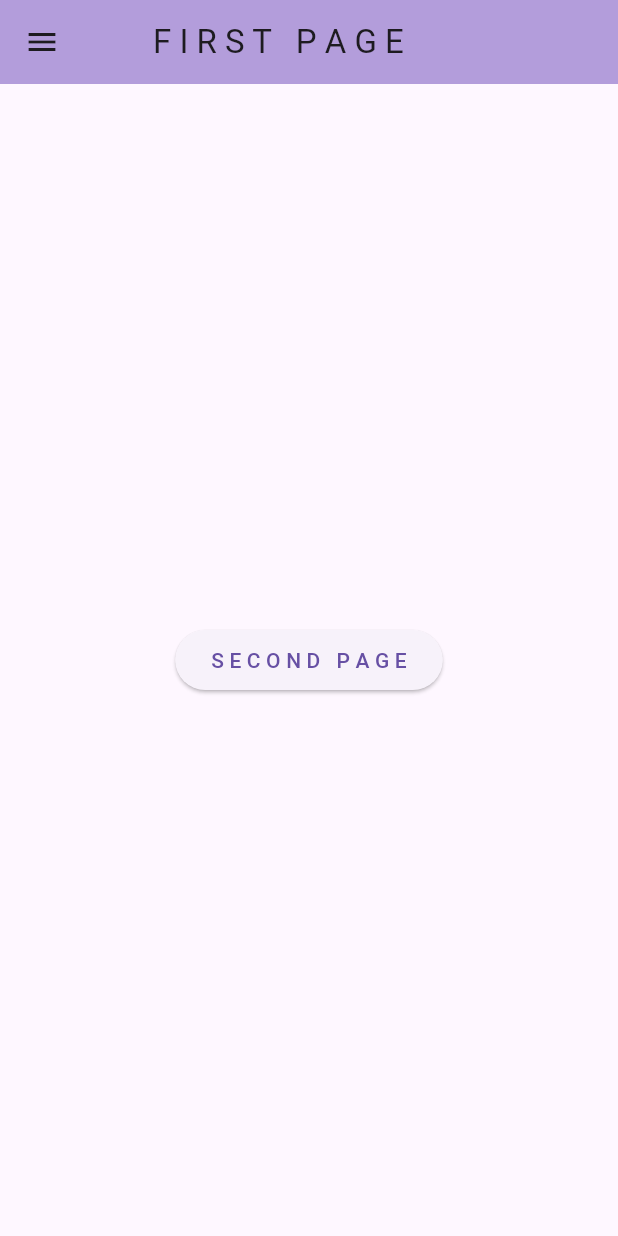
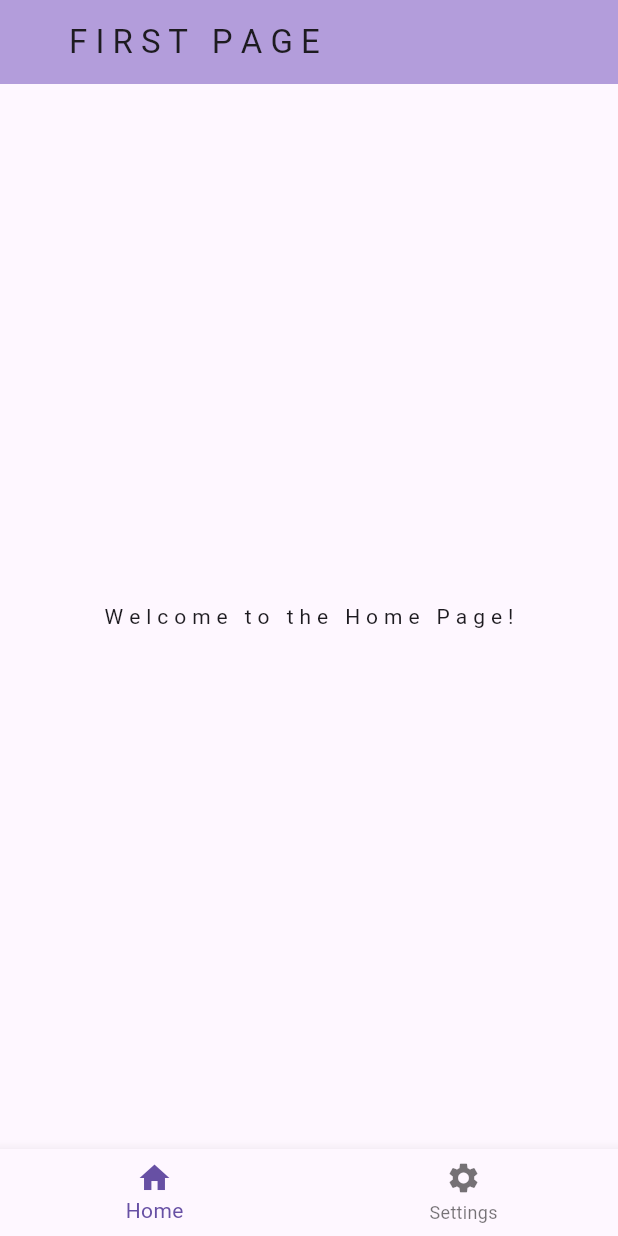
Before and after one commit to AkaashSamson/flutter_Tutorials, a Flutter app: the screen it shows after launch, on a phone screen of 412 x 824 dp. Run offline on Flutter 3.47's test engine with Material 3 defaults, Android fonts, the phone set to English and light mode, and no system bars; missing offline and left inert: dart:ffi.

```diff
--- a/lib/pages/first_page.dart
+++ b/lib/pages/first_page.dart
@@ -1,10 +1,29 @@
 // ignore_for_file: prefer_const_constructors, sort_child_properties_last, prefer_const_literals_to_create_immutables
 
 import 'package:flutter/material.dart';
+import 'package:flutter_application_2/pages/home_page.dart';
+import 'package:flutter_application_2/pages/settings_page.dart';
 
 
-class FirstPage extends StatelessWidget {
+class FirstPage extends StatefulWidget {
   const FirstPage({super.key});
+
+  @override
+  State<FirstPage> createState() => _FirstPageState();
+}
+
+class _FirstPageState extends State<FirstPage> {
+  int _selectedIndex = 0;
+
+void _navigateBottomBar(int index) {
+  setState(() {
+    _selectedIndex = index;
+  });
+}
+  final List _pages = [
+    HomePage(),
+    SettingsPage(),
+  ];
 
   @override
   Widget build(BuildContext context) {
@@ -16,37 +35,27 @@ class FirstPage extends StatelessWidget {
       ),
       backgroundColor: Colors.deepPurple[200],
       ),
-      drawer: Drawer(
-        child: Column(
-          children: [
-            DrawerHeader(child: Icon(Icons.favorite, size: 100.0,),),
-            ListTile(
-              leading: Icon(Icons.home),
-              title: Text('H O M E'),
-              onTap: () {
-                Navigator.pop(context);
-                Navigator.pushNamed(context, '/homepage');
 
-            },
-             ),
-                  ListTile(
-              leading: Icon(Icons.settings),
-              title: Text('S E T T I N G S'),
-              onTap: () {
-                Navigator.pushNamed(context, '/settingspage');
-                }
-                  ),
-                ],
-          ),
-      ),
-    body: Center(
-      child: ElevatedButton(
-        child: Text("S E C O N D   P A G E"),
-        onPressed: () {
-          Navigator.pushNamed(context, '/secondpage');
-        },
-      ),
+    body: _pages[_selectedIndex],
+    bottomNavigationBar: BottomNavigationBar(
+      currentIndex: _selectedIndex,
+      onTap: _navigateBottomBar,
+      items: [
+        BottomNavigationBarItem(
+          icon: Icon(Icons.home),
+          label: 'Home',
+          backgroundColor: Colors.deepPurple[200],
+        ),
+        BottomNavigationBarItem(
+          icon: Icon(Icons.settings),
+          label: 'Settings',
+          backgroundColor: Colors.deepPurple[200],
+        ),
+
+      ],
     ),
+
+
     );
   }
 }
```
Also changed, not shown: lib/pages/home_page.dart (+0 -7 lines), lib/pages/settings_page.dart (+1 -7 lines).
